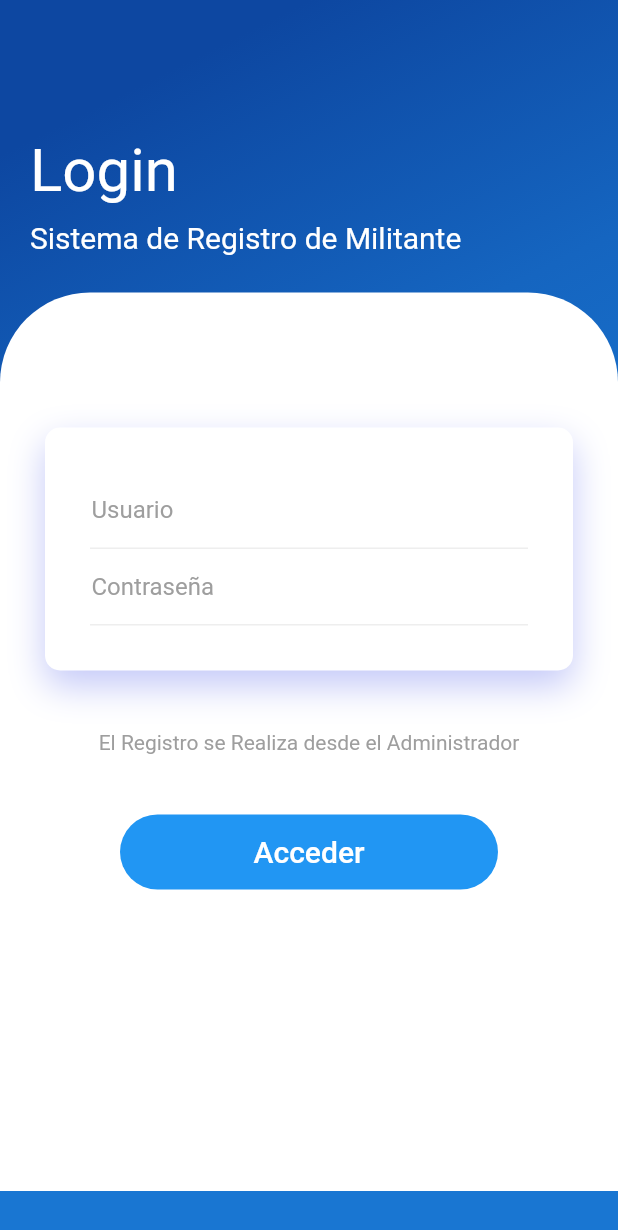
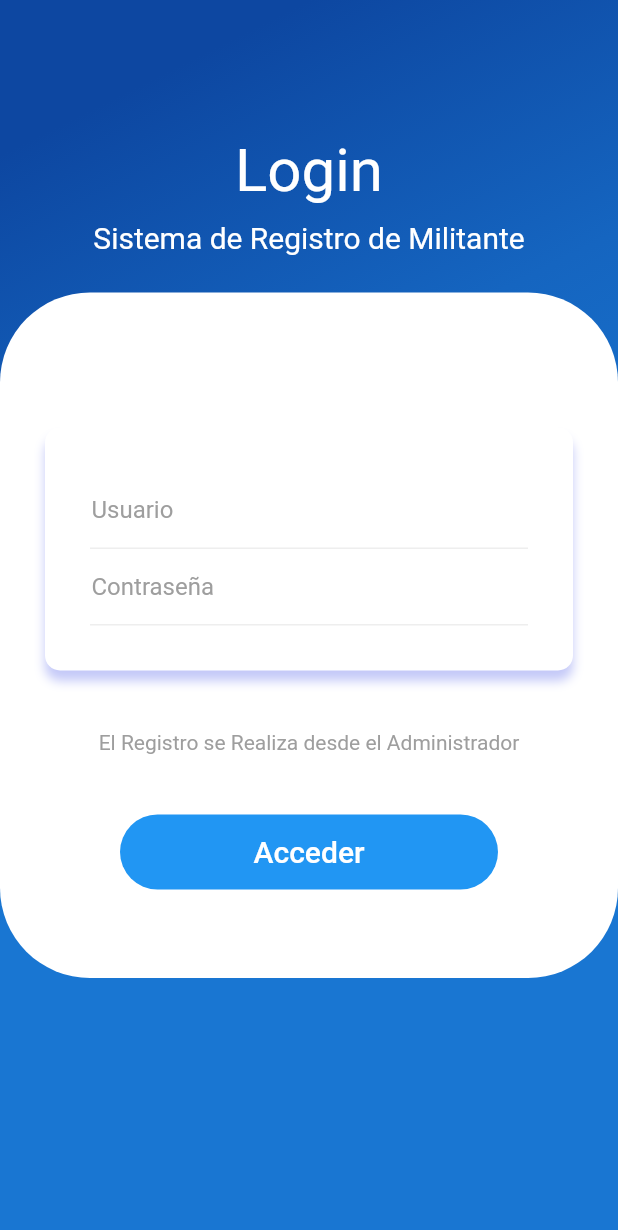
Before and after one commit to NEOALEX00016/sistema_de_registro, a Flutter app: the screen it shows after launch, after a tap on "Acceder", on a phone screen of 412 x 824 dp. Shown: the top 1230 px of the screen. Run offline on Flutter 3.47's test engine with Material 2 defaults, Android fonts, the phone set to English and light mode, and no system bars; our stand-ins replace mask_text_input_formatter, simple_animations, supercharged; network calls fail.

Commit message:
actualizacion para web

```diff
--- a/lib/main.dart
+++ b/lib/main.dart
@@ -9,12 +9,12 @@ class MyApp extends StatelessWidget {
   Widget build(BuildContext context) {
     return MaterialApp(
       debugShowCheckedModeBanner: false,
-      title: 'Material App',
+      title: 'Sistema de Registro',
       theme: ThemeData(primarySwatch: Colors.blue),
       initialRoute: 'login',
       routes: {
-        'registro': (BuildContext context) => RegistroPages(''),
-        'login': (BuildContext context) => const LoginPages()
+        'login': (BuildContext context) => const LoginPages(),
+        'registro': (BuildContext context) => RegistroPages('1', '1'),
       },
     );
   }
--- a/lib/src/registro/comom/global.dart
+++ b/lib/src/registro/comom/global.dart
@@ -1,4 +1,4 @@
 // TODO Implement this library.library mensajero.global;
 
-final String servidor = "https://labopatb.com/mensajeros/";
+final String servidor = "http://localhost:4500/des/";
 String usuarioGlobal = '';
--- a/lib/src/registro/pages/login_page.dart
+++ b/lib/src/registro/pages/login_page.dart
@@ -1,9 +1,7 @@
 import 'dart:convert';
 
-import 'package:flutter/cupertino.dart';
 import 'package:flutter/material.dart';
-import 'package:flutter/src/foundation/key.dart';
-import 'package:flutter/src/widgets/framework.dart';
+
 import 'package:http/http.dart' as http;
 import 'package:registro_de_miembros/src/registro/pages/registro_pages.dart';
 import '../comom/global.dart' as global;
@@ -28,14 +26,18 @@ class _LoginPagesState extends State<LoginPages> {
   String id = '';
 
   Future login() async {
-    var url = Uri.parse(global.servidor + "login.php");
+    var url = Uri.parse(global.servidor + "auth/login");
     var response = await http.post(url, body: {
-      "username": controlleruser.text,
-      "password": controllerpass.text
+      "usuario": controlleruser.text,
+      "constrasena": controllerpass.text
     });
-
     var datauser = jsonDecode(response.body);
-    final length = datauser.length;
+    var length = 0;
+    if (response.statusCode == 201) {
+      length = 1;
+    } else {
+      length = 0;
+    }
 
     if (length == 0) {
       if (mounted) {
@@ -52,13 +54,14 @@ class _LoginPagesState extends State<LoginPages> {
         log.setString("id_mensajero", datauser['id']);
         log.setString("Mensajero", datauser['mensajero']);*/
         setState(() {
-          username = datauser[0]['mensajero'];
-          id = datauser[0]['id_mensajeros'].toString();
-          zona = datauser[0]['zona'].toString();
+          username = datauser['usuario'];
+          id = datauser['id'].toString();
+          // zona = datauser[0]['zona'].toString();
         });
 
-        Navigator.of(this.context).pushAndRemoveUntil(
-            MaterialPageRoute(builder: (context) => RegistroPages(username)),
+        Navigator.of(context).pushAndRemoveUntil(
+            MaterialPageRoute(
+                builder: (context) => RegistroPages(username, id)),
             (Route<dynamic> route) => false);
       }
     }
@@ -78,7 +81,9 @@ class _LoginPagesState extends State<LoginPages> {
           Colors.blue.shade700
         ])),
         child: Column(
-          crossAxisAlignment: CrossAxisAlignment.start,
+          children: [
+            Column(
+              crossAxisAlignment: CrossAxisAlignment.center,
               children: <Widget>[
                 SizedBox(
                   height: 40,
@@ -86,7 +91,7 @@ class _LoginPagesState extends State<LoginPages> {
                 Padding(
                   padding: EdgeInsets.all(20),
                   child: Column(
-                crossAxisAlignment: CrossAxisAlignment.start,
+                    crossAxisAlignment: CrossAxisAlignment.center,
                     children: <Widget>[
                       FadeAnimation(
                         1,
@@ -113,13 +118,11 @@ class _LoginPagesState extends State<LoginPages> {
                     height: 5,
                   ),
                 ),
-            Expanded(
+                Center(
                   child: Container(
                     decoration: BoxDecoration(
                         color: Colors.white,
-                    borderRadius: BorderRadius.only(
-                        topLeft: Radius.circular(60),
-                        topRight: Radius.circular(60))),
+                        borderRadius: BorderRadius.all(Radius.circular(60))),
                     child: Padding(
                       padding: EdgeInsets.all(30),
                       child: Column(
@@ -135,9 +138,11 @@ class _LoginPagesState extends State<LoginPages> {
                                 boxShadow: [
                                   BoxShadow(
                                       color: Color.fromRGBO(58, 74, 231, .3),
-                                  blurRadius: 20,
-                                  offset: Offset(0, 10))
+                                      blurRadius: 5,
+                                      offset: Offset(0, 7))
                                 ]),
+                            child: ConstrainedBox(
+                              constraints: BoxConstraints(maxWidth: 500),
                               child: Column(
                                 children: <Widget>[
                                   FadeAnimation(
@@ -147,12 +152,14 @@ class _LoginPagesState extends State<LoginPages> {
                                       decoration: BoxDecoration(
                                           border: Border(
                                               bottom: BorderSide(
-                                            color: Colors.grey.shade200))),
+                                                  color:
+                                                      Colors.grey.shade200))),
                                       child: TextField(
                                         controller: controlleruser,
                                         decoration: InputDecoration(
                                             hintText: "Usuario",
-                                      hintStyle: TextStyle(color: Colors.grey),
+                                            hintStyle:
+                                                TextStyle(color: Colors.grey),
                                             border: InputBorder.none),
                                       ),
                                     ),
@@ -164,7 +171,8 @@ class _LoginPagesState extends State<LoginPages> {
                                         decoration: BoxDecoration(
                                             border: Border(
                                                 bottom: BorderSide(
-                                              color: Colors.grey.shade200))),
+                                                    color:
+                                                        Colors.grey.shade200))),
                                         child: TextField(
                                           obscureText: true,
                                           controller: controllerpass,
@@ -176,6 +184,7 @@ class _LoginPagesState extends State<LoginPages> {
                                         ),
                                       )),
                                 ],
+                              ),
                             ),
                           ),
                           SizedBox(
@@ -193,7 +202,9 @@ class _LoginPagesState extends State<LoginPages> {
                           ),
                           FadeAnimation(
                               1,
-                          Container(
+                              ConstrainedBox(
+                                constraints: BoxConstraints(maxWidth: 400),
+                                child: Container(
                                   height: 50,
                                   margin: EdgeInsets.symmetric(horizontal: 50),
                                   decoration: BoxDecoration(
@@ -217,6 +228,7 @@ class _LoginPagesState extends State<LoginPages> {
                                       //fontWeight: FontWeight.w500),
                                     ),
                                   ),
+                                ),
                               )),
                           Text(
                             mensaje,
@@ -229,6 +241,8 @@ class _LoginPagesState extends State<LoginPages> {
                 )
               ],
             ),
+          ],
+        ),
       ),
     );
   }
--- a/pubspec.yaml
+++ b/pubspec.yaml
@@ -37,7 +37,7 @@ dependencies:
   mask_text_input_formatter: ^2.4.0
   http: ^0.13.5
   simple_animations: ^3.1.1
-  supercharged: ^2.1.1
+
 
 dev_dependencies:
   flutter_test:
```
Also changed, not shown: lib/src/registro/comom/uptex.dart (added, +11 -0 lines), lib/src/registro/pages/registro_pages.dart (+44 -10 lines), pubspec.lock, 4 other files. Lines whose indentation alone changed are shown as unchanged.
